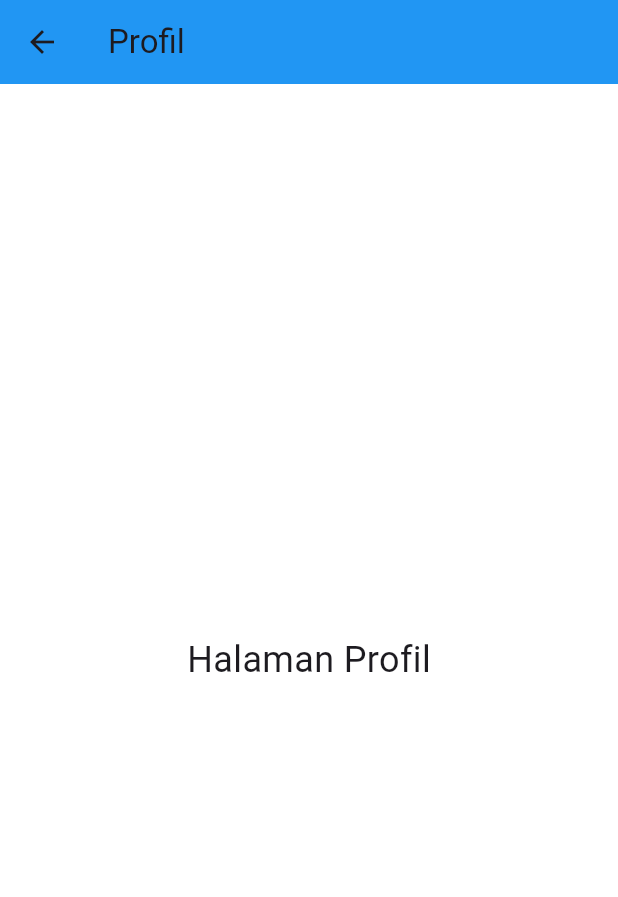
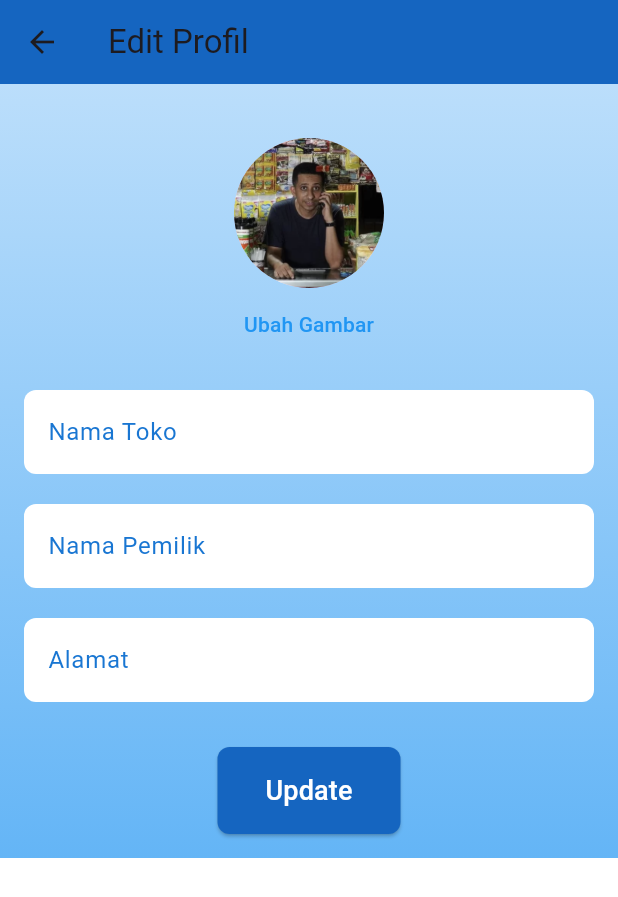
Before and after one commit to MuhamadArifSatriyo/EAS_TekberA_Kelontong.id, a Flutter app: the ProfileScreen screen opened by its route, on a phone screen of 412 x 824 dp. Shown: the top 897 px of the screen. Run offline on Flutter 3.47's test engine with Material 3 defaults, Android fonts, the phone set to English and light mode, and no system bars; our stand-ins replace font_awesome_flutter, image_picker, shared_preferences; accounts and stored records are empty.

Commit message:
Update profile.dart

```diff
--- a/lib/screen/profile.dart
+++ b/lib/screen/profile.dart
@@ -1,19 +1,158 @@
 import 'package:flutter/material.dart';
+import 'package:shared_preferences/shared_preferences.dart';
 
-class ProfileScreen extends StatelessWidget {
+class ProfileScreen extends StatefulWidget {
+  @override
+  _ProfileScreenState createState() => _ProfileScreenState();
+}
+
+class _ProfileScreenState extends State<ProfileScreen> {
+  final _formKey = GlobalKey<FormState>();
+  final _namaTokoController = TextEditingController();
+  final _namaPemilikController = TextEditingController();
+  final _alamatController = TextEditingController();
+
+  @override
+  void initState() {
+    super.initState();
+    _loadDataFromSharedPreferences();
+  }
+
+  Future<void> _loadDataFromSharedPreferences() async {
+    final prefs = await SharedPreferences.getInstance();
+    setState(() {
+      _namaTokoController.text = prefs.getString('namaToko') ?? '';
+      _namaPemilikController.text = prefs.getString('namaPemilik') ?? '';
+      _alamatController.text = prefs.getString('alamatToko') ?? '';
+    });
+  }
+
+  Future<void> _updateDataToSharedPreferences() async {
+    final prefs = await SharedPreferences.getInstance();
+    await prefs.setString('namaToko', _namaTokoController.text.trim());
+    await prefs.setString('namaPemilik', _namaPemilikController.text.trim());
+    await prefs.setString('alamatToko', _alamatController.text.trim());
+  }
+
+  @override
+  void dispose() {
+    _namaTokoController.dispose();
+    _namaPemilikController.dispose();
+    _alamatController.dispose();
+    super.dispose();
+  }
+
   @override
   Widget build(BuildContext context) {
     return Scaffold(
       appBar: AppBar(
-        title: const Text('Profil'),
-        backgroundColor: Colors.blue,
+        title: const Text('Edit Profil'),
+        backgroundColor: Colors.blue.shade800,
       ),
-      body: const Center(
-        child: Text(
-          'Halaman Profil',
-          style: TextStyle(fontSize: 24),
+      body: Container(
+        padding: const EdgeInsets.all(16.0),
+        decoration: BoxDecoration(
+          gradient: LinearGradient(
+            colors: [Colors.blue.shade100, Colors.blue.shade300],
+            begin: Alignment.topCenter,
+            end: Alignment.bottomCenter,
+          ),
+        ),
+        child: SingleChildScrollView(
+          child: Form(
+            key: _formKey,
+            child: Column(
+              crossAxisAlignment: CrossAxisAlignment.center,
+              children: [
+                const SizedBox(height: 20),
+                const CircleAvatar(
+                  radius: 50,
+                  backgroundImage: AssetImage('images/profile.png'),
+                ),
+                TextButton(
+                  onPressed: () {
+                    // Implement image update feature if needed
+                  },
+                  child: const Text(
+                    'Ubah Gambar',
+                    style: TextStyle(color: Colors.blue),
+                  ),
+                ),
+                const SizedBox(height: 20),
+                _buildTextInput(
+                  controller: _namaTokoController,
+                  label: "Nama Toko",
+                  hint: "Masukkan nama toko",
+                ),
+                const SizedBox(height: 20),
+                _buildTextInput(
+                  controller: _namaPemilikController,
+                  label: "Nama Pemilik",
+                  hint: "Masukkan nama pemilik",
+                ),
+                const SizedBox(height: 20),
+                _buildTextInput(
+                  controller: _alamatController,
+                  label: "Alamat",
+                  hint: "Masukkan alamat",
+                ),
+                const SizedBox(height: 30),
+                ElevatedButton(
+                  onPressed: () async {
+                    if (_formKey.currentState!.validate()) {
+                      await _updateDataToSharedPreferences();
+                      ScaffoldMessenger.of(context).showSnackBar(
+                        const SnackBar(
+                          content: Text('Profil berhasil diperbarui!'),
+                        ),
+                      );
+                    }
+                  },
+                  style: ElevatedButton.styleFrom(
+                    padding: const EdgeInsets.symmetric(
+                        vertical: 16, horizontal: 32),
+                    backgroundColor: Colors.blue.shade800,
+                    shape: RoundedRectangleBorder(
+                      borderRadius: BorderRadius.circular(8),
+                    ),
+                  ),
+                  child: const Text(
+                    "Update",
+                    style: TextStyle(fontSize: 18, color: Colors.white),
+                  ),
+                ),
+              ],
+            ),
+          ),
         ),
       ),
     );
   }
+
+  Widget _buildTextInput({
+    required TextEditingController controller,
+    required String label,
+    required String hint,
+  }) {
+    return TextFormField(
+      controller: controller,
+      decoration: InputDecoration(
+        labelText: label,
+        hintText: hint,
+        labelStyle: TextStyle(color: Colors.blue.shade700),
+        filled: true,
+        fillColor: Colors.white,
+        border: OutlineInputBorder(
+          borderRadius: BorderRadius.circular(8),
+          borderSide: BorderSide.none,
+        ),
+      ),
+      validator: (value) {
+        if (value == null || value.isEmpty) {
+          return "$label harus diisi";
+        }
+        return null;
+      },
+    );
+  }
 }
```
